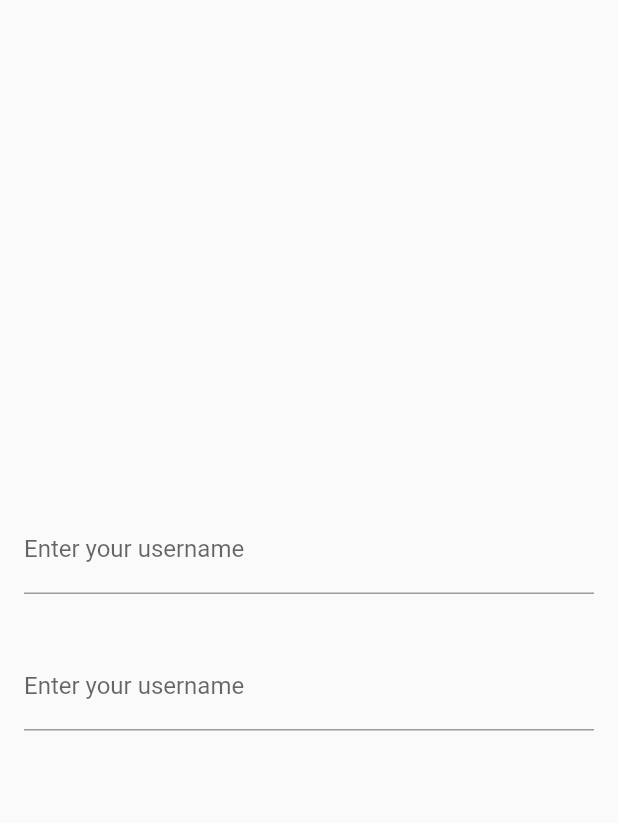
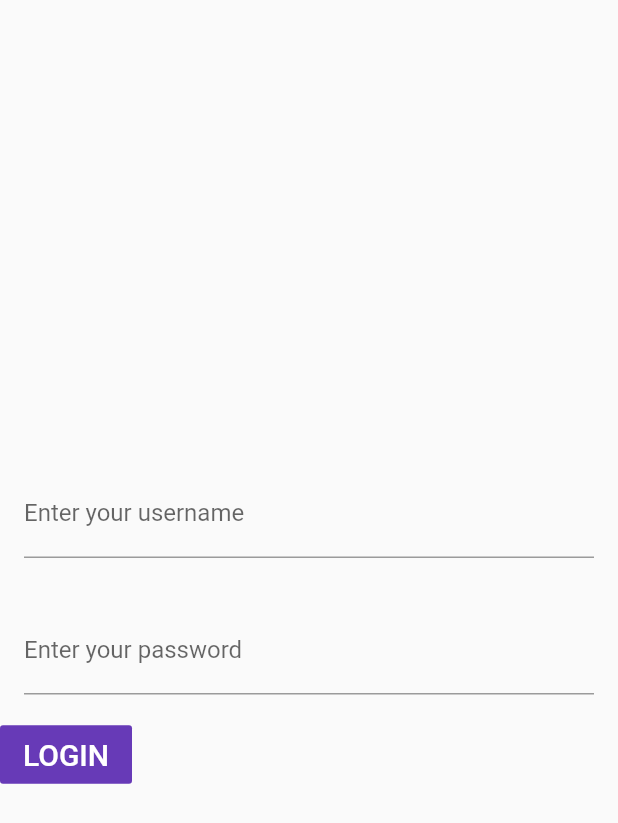
Before and after one commit to RouagAyoub/android, a Flutter app: the screen it shows after launch, on a phone screen of 412 x 824 dp. Shown: the top 823 px of the screen. Run offline on Flutter 3.47's test engine with Material 2 defaults, Android fonts, the phone set to English and light mode, and no system bars.

Commit message:
Update Inscription.dart

```diff
--- a/lib/Inscription.dart
+++ b/lib/Inscription.dart
@@ -38,10 +38,27 @@ class Inscri extends StatelessWidget{
     padding: EdgeInsets.all(16.0),
     child: TextFormField(
   decoration: InputDecoration(
-    labelText: 'Enter your username'
+    labelText: 'Enter your password',
   ),
+  obscureText: true,
     ),
   ),
+  FlatButton(
+  color: Colors.deepPurple,
+  textColor: Colors.white,
+  disabledColor: Colors.grey,
+  disabledTextColor: Colors.black,
+  padding: EdgeInsets.all(8.0),
+  splashColor: Colors.deepOrange,
+
+  onPressed: () {
+    /*...*/
+  },
+  child: Text(
+    "LOGIN",
+    style: TextStyle(fontSize: 20.0),
+  ),
+)
   ],
 )
     )
```
